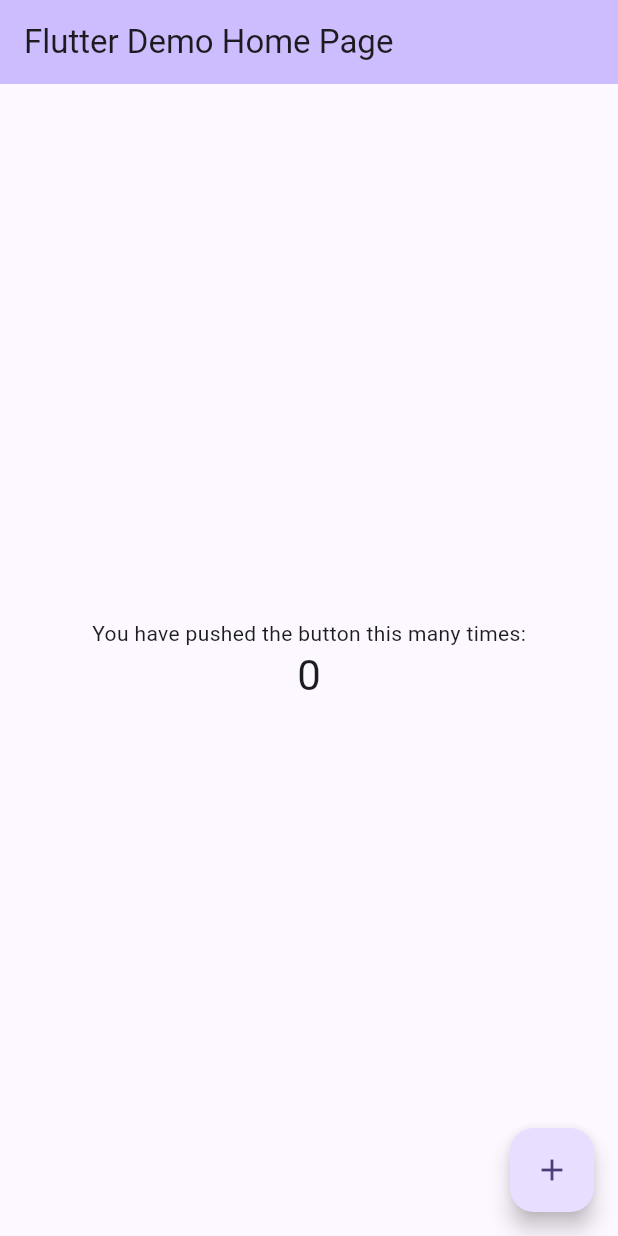
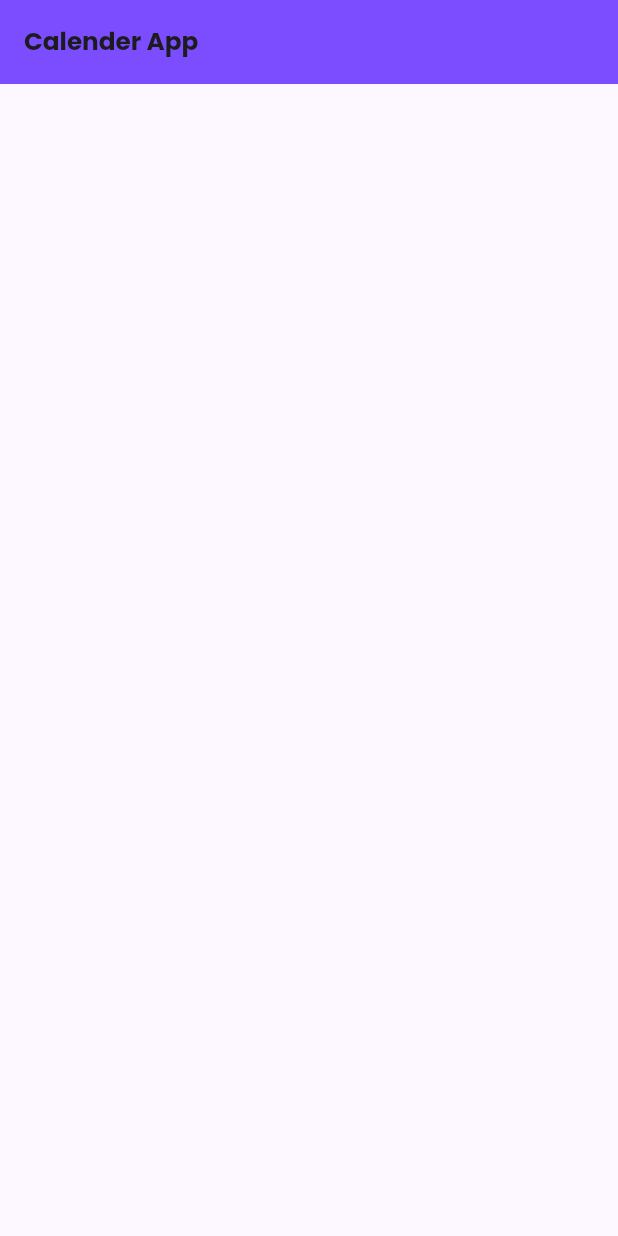
Before and after one commit to yasinpalash/Eventify, a Flutter app: the screen it shows after launch, on a phone screen of 412 x 824 dp. Run offline on Flutter 3.47's test engine with Material 3 defaults, Android fonts, the phone set to English and light mode, and no system bars; our stand-ins replace flutter_screenutil, get, google_fonts, hive, hive_flutter; accounts and stored records are empty.

Commit message:
setup all things

```diff
--- a/lib/main.dart
+++ b/lib/main.dart
@@ -1,21 +1,30 @@
 import 'package:calendar_app/model/hive_objects/category.dart';
 import 'package:calendar_app/model/hive_objects/event.dart';
+import 'package:calendar_app/utils/app_texts.dart';
+import 'package:calendar_app/utils/app_theme_data.dart';
+import 'package:calendar_app/view/home_screen.dart';
 import 'package:flutter/material.dart';
+import 'package:flutter_screenutil/flutter_screenutil.dart';
+import 'package:get/get_navigation/src/root/get_material_app.dart';
 import 'package:hive_flutter/hive_flutter.dart';
-//Boxes
+
+// Boxes
 late Box<Category> categoryBox;
 late Box<Event> eventBox;
 
-const String categoryBoxName="categories";
-const String eventBoxName="events";
-void main()  async{
-  categoryBox=await Hive.openBox<Category>(categoryBoxName);
-  eventBox=await Hive.openBox<Event>(eventBoxName);
-  //initializing hive database
+const String categoryBoxName = "categories";
+const String eventBoxName = "events";
+
+void main() async {
+  // initializing hive database
   await Hive.initFlutter();
   // register adapter
   Hive.registerAdapter<Category>(CategoryAdapter());
   Hive.registerAdapter<Event>(EventAdapter());
+
+  categoryBox = await Hive.openBox<Category>(categoryBoxName);
+  eventBox = await Hive.openBox<Event>(eventBoxName);
+
   runApp(const MyApp());
 }
 
@@ -25,101 +34,18 @@ class MyApp extends StatelessWidget {
   // This widget is the root of your application.
   @override
   Widget build(BuildContext context) {
-    return MaterialApp(
-      title: 'Calender App',
-      theme: ThemeData(
-        colorScheme: ColorScheme.fromSeed(seedColor: Colors.deepPurpleAccent),
-        useMaterial3: true,
-      ),
-      home: const MyHomePage(title: 'Flutter Demo Home Page'),
+    return ScreenUtilInit(
+      designSize: const Size(360, 800),
+      minTextAdapt: true,
+      splitScreenMode: true,
+      builder: (_, child) {
+        return GetMaterialApp(
+          title: AppTexts.appName,
+          theme: AppThemeData.lightThemeData,
+          initialRoute: "/",
+          routes: {"/": (context) => const HomeScreen()},
+        );
+      },
     );
   }
 }
-
-class MyHomePage extends StatefulWidget {
-  const MyHomePage({super.key, required this.title});
-
-  // This widget is the home page of your application. It is stateful, meaning
-  // that it has a State object (defined below) that contains fields that affect
-  // how it looks.
-
-  // This class is the configuration for the state. It holds the values (in this
-  // case the title) provided by the parent (in this case the App widget) and
-  // used by the build method of the State. Fields in a Widget subclass are
-  // always marked "final".
-
-  final String title;
-
-  @override
-  State<MyHomePage> createState() => _MyHomePageState();
-}
-
-class _MyHomePageState extends State<MyHomePage> {
-  int _counter = 0;
-
-  void _incrementCounter() {
-    setState(() {
-      // This call to setState tells the Flutter framework that something has
-      // changed in this State, which causes it to rerun the build method below
-      // so that the display can reflect the updated values. If we changed
-      // _counter without calling setState(), then the build method would not be
-      // called again, and so nothing would appear to happen.
-      _counter++;
-    });
-  }
-
-  @override
-  Widget build(BuildContext context) {
-    // This method is rerun every time setState is called, for instance as done
-    // by the _incrementCounter method above.
-    //
-    // The Flutter framework has been optimized to make rerunning build methods
-    // fast, so that you can just rebuild anything that needs updating rather
-    // than having to individually change instances of widgets.
-    return Scaffold(
-      appBar: AppBar(
-        // TRY THIS: Try changing the color here to a specific color (to
-        // Colors.amber, perhaps?) and trigger a hot reload to see the AppBar
-        // change color while the other colors stay the same.
-        backgroundColor: Theme.of(context).colorScheme.inversePrimary,
-        // Here we take the value from the MyHomePage object that was created by
-        // the App.build method, and use it to set our appbar title.
-        title: Text(widget.title),
-      ),
-      body: Center(
-        // Center is a layout widget. It takes a single child and positions it
-        // in the middle of the parent.
-        child: Column(
-          // Column is also a layout widget. It takes a list of children and
-          // arranges them vertically. By default, it sizes itself to fit its
-          // children horizontally, and tries to be as tall as its parent.
-          //
-          // Column has various properties to control how it sizes itself and
-          // how it positions its children. Here we use mainAxisAlignment to
-          // center the children vertically; the main axis here is the vertical
-          // axis because Columns are vertical (the cross axis would be
-          // horizontal).
-          //
-          // TRY THIS: Invoke "debug painting" (choose the "Toggle Debug Paint"
-          // action in the IDE, or press "p" in the console), to see the
-          // wireframe for each widget.
-          mainAxisAlignment: MainAxisAlignment.center,
-          children: <Widget>[
-            const Text(
-              'You have pushed the button this many times:',
-            ),
-            Text(
-              '$_counter',
-              style: Theme.of(context).textTheme.headlineMedium,
-            ),
-          ],
-        ),
-      ),
-      floatingActionButton: FloatingActionButton(
-        onPressed: _incrementCounter,
-        tooltip: 'Increment',
-        child: const Icon(Icons.add),
-      ), // This trailing comma makes auto-formatting nicer for build methods.
-    );
-  }
-}
--- /dev/null
+++ b/lib/utils/app_colors.dart
@@ -0,0 +1,20 @@
+import 'package:flutter/material.dart';
+
+class AppColors {
+  static Map<int, Color> colorSwatch =
+  {
+    50: Colors.deepPurple.shade50,
+    100: Colors.deepPurple.shade100,
+    200: Colors.deepPurple.shade200,
+    300: Colors.deepPurple.shade300,
+    400: Colors.deepPurple.shade400,
+    500: Colors.deepPurple.shade500,
+    600: Colors.deepPurple.shade600,
+    700: Colors.deepPurple.shade700,
+    800: Colors.deepPurple.shade800,
+    900: Colors.deepPurple.shade900,
+  };
+
+  static const Color primaryColor = Colors.deepPurple;
+  static const Color deepPurpleAccent=Colors.deepPurpleAccent;
+}
--- /dev/null
+++ b/lib/utils/app_texts.dart
@@ -0,0 +1,6 @@
+class AppTexts{
+  static const String appName="Calender App";
+
+  ///HomeScreen
+  static const String homeScreenAppBar='Calender App';
+}
--- /dev/null
+++ b/lib/utils/app_theme_data.dart
@@ -0,0 +1,12 @@
+import 'package:calendar_app/utils/app_colors.dart';
+import 'package:flutter/material.dart';
+import 'package:google_fonts/google_fonts.dart';
+
+class AppThemeData {
+  static ThemeData lightThemeData = ThemeData(
+    primarySwatch: MaterialColor(AppColors.primaryColor.value, AppColors.colorSwatch),
+    textTheme: GoogleFonts.poppinsTextTheme(),
+    colorScheme: ColorScheme.fromSeed(seedColor: Colors.deepPurpleAccent),
+    useMaterial3: true,
+  );
+}
--- /dev/null
+++ b/lib/view/home_screen.dart
@@ -0,0 +1,21 @@
+import 'package:calendar_app/utils/app_texts.dart';
+import 'package:flutter/material.dart';
+import 'package:flutter_screenutil/flutter_screenutil.dart';
+
+class HomeScreen extends StatelessWidget {
+  const HomeScreen({super.key});
+
+  @override
+  Widget build(BuildContext context) {
+    return Scaffold(
+      appBar: AppBar(
+        backgroundColor: Colors.deepPurpleAccent,
+        title: Text(
+          AppTexts.homeScreenAppBar,
+          style: TextStyle(fontSize: 16.sp, fontWeight: FontWeight.bold),
+        ),
+        centerTitle: false,
+      ),
+    );
+  }
+}
--- a/pubspec.yaml
+++ b/pubspec.yaml
@@ -41,6 +41,7 @@ dependencies:
   build_runner: ^2.4.11
   get: ^4.6.6
   flutter_screenutil: ^5.9.3
+  google_fonts: ^6.2.1
 
 dev_dependencies:
   flutter_test:
```
Also changed, not shown: pubspec.lock.
